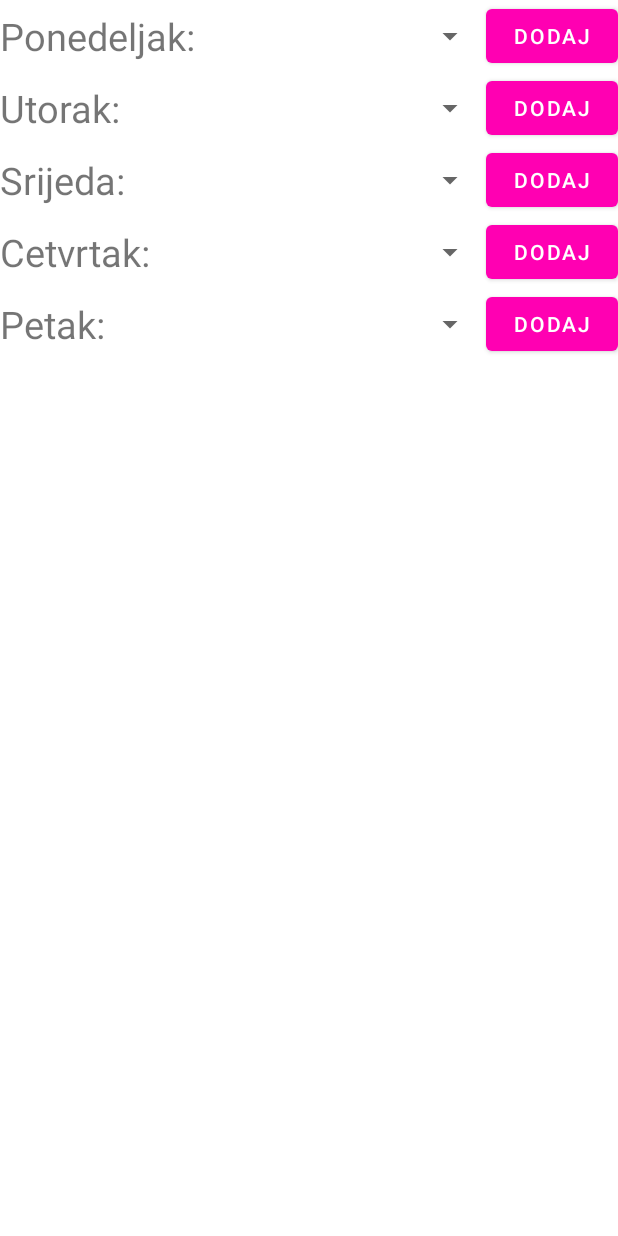
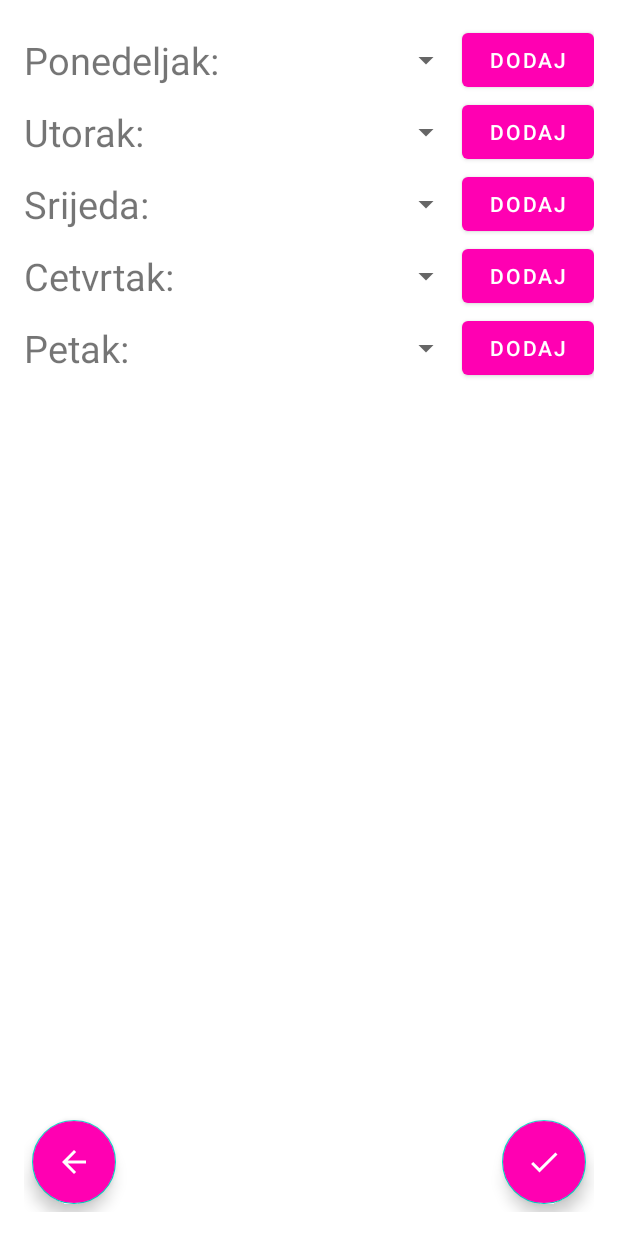
Before and after one commit to FarisRizvanovic/Timetable, an Android app: the fragment EditDaysFragmentFragment shown on its own in the app's theme, on a phone screen of 412 x 824 dp. Run offline under Robolectric (Android 15) with nearby library versions, the phone set to English and light mode, and no system bars.

Commit message:
Delete button for items and EditFragment navigation

```diff
--- a/app/src/main/java/com/faris/timetable/MainActivity.kt
+++ b/app/src/main/java/com/faris/timetable/MainActivity.kt
@@ -35,7 +35,8 @@ class MainActivity : AppCompatActivity() {
 
     override fun onOptionsItemSelected(item: MenuItem): Boolean {
         val navController = findNavController(R.id.nav_host_fragment)
-        return item.onNavDestinationSelected(navController)|| super.onOptionsItemSelected(item)
+        navController.navigate(R.id.action_timeTableFragment_to_editFragment)
+        return super.onOptionsItemSelected(item)
     }
 
     fun hideActionBar(){
--- a/app/src/main/java/com/faris/timetable/database/SubjectDao.kt
+++ b/app/src/main/java/com/faris/timetable/database/SubjectDao.kt
@@ -15,7 +15,7 @@ interface SubjectDao {
     suspend fun updateSubject(subjectWithDay: SubjectWithDay)
 
     @Delete
-    suspend fun deleteSubject(subjectWithDay: SubjectWithDay)
+    suspend fun deleteSubjectWithDay(subjectWithDay: SubjectWithDay)
 
     @Query("SELECT * FROM subject_table WHERE day_id = :todayId")
     fun findTodaySubjects(todayId: Int): LiveData<List<SubjectWithDay>>
@@ -29,4 +29,7 @@ interface SubjectDao {
 
     @Query("SELECT * FROM all_subjects_table")
     fun getAllSubjects() : LiveData<List<Subject>>
+
+    @Query("SELECT * FROM all_subjects_table WHERE subjectId = :subjectId")
+    fun getSubject(subjectId : Long): LiveData<Subject>
 }
--- a/app/src/main/java/com/faris/timetable/fragments/DayOfTheWeekSubjectsFragment.kt
+++ b/app/src/main/java/com/faris/timetable/fragments/DayOfTheWeekSubjectsFragment.kt
@@ -23,7 +23,7 @@ class DayOfTheWeekSubjectsFragment(val dayId : Int) : Fragment() {
         inflater: LayoutInflater, container: ViewGroup?,
         savedInstanceState: Bundle?
     ): View? {
-        _binding = FragmentDayOfTheWeekSubjectsBinding.inflate(layoutInflater, container, false)
+        _binding = FragmentDayOfTheWeekSubjectsBinding.inflate(inflater, container, false)
         val view = binding.root
 
         val application = requireNotNull(this.activity).application
--- a/app/src/main/java/com/faris/timetable/fragments/EditDaysFragmentFragment.kt
+++ b/app/src/main/java/com/faris/timetable/fragments/EditDaysFragmentFragment.kt
@@ -5,16 +5,39 @@ import androidx.fragment.app.Fragment
 import android.view.LayoutInflater
 import android.view.View
 import android.view.ViewGroup
+import androidx.navigation.findNavController
 import com.faris.timetable.R
+import com.faris.timetable.databinding.FragmentEditDaysFragmentBinding
 
 class EditDaysFragmentFragment : Fragment() {
+    private var _binding : FragmentEditDaysFragmentBinding? = null
+    private val binding get() = _binding!!
 
     override fun onCreateView(
         inflater: LayoutInflater, container: ViewGroup?,
         savedInstanceState: Bundle?
     ): View? {
-        // Inflate the layout for this fragment
-        return inflater.inflate(R.layout.fragment_edit_days_fragment, container, false)
+        _binding = FragmentEditDaysFragmentBinding.inflate(inflater, container, false)
+        val view = binding.root
+
+
+        binding.fabLeft.setOnClickListener {
+            view.findNavController()
+                .navigate(R.id.action_editDaysFragmentFragment_to_editFragment)
+        }
+
+        binding.fabRight.setOnClickListener {
+            view.findNavController()
+                .navigate(R.id.action_editDaysFragmentFragment_to_timeTableFragment)
+        }
+
+
+        return view
+    }
+
+    override fun onDestroyView() {
+        super.onDestroyView()
+        _binding = null
     }
 
 }
--- a/app/src/main/java/com/faris/timetable/fragments/HomeFragment.kt
+++ b/app/src/main/java/com/faris/timetable/fragments/HomeFragment.kt
@@ -24,7 +24,7 @@ class HomeFragment : Fragment() {
         inflater: LayoutInflater, container: ViewGroup?,
         savedInstanceState: Bundle?
     ): View? {
-        _binding = FragmentHomeBinding.inflate(layoutInflater, container, false)
+        _binding = FragmentHomeBinding.inflate(inflater, container, false)
         val view = binding.root
 
         (activity as MainActivity).hideActionBar()
@@ -42,8 +42,6 @@ class HomeFragment : Fragment() {
 
         val adapter = HomeItemAdapter()
         binding.homeRecView.adapter = adapter
-
-
 
         viewModel.todaySubjects.observe(viewLifecycleOwner, Observer {
             it.let {
--- a/app/src/main/java/com/faris/timetable/fragments/NotesFragment.kt
+++ b/app/src/main/java/com/faris/timetable/fragments/NotesFragment.kt
@@ -20,7 +20,7 @@ class NotesFragment : Fragment() {
         inflater: LayoutInflater, container: ViewGroup?,
         savedInstanceState: Bundle?
     ): View? {
-        _binding = FragmentNotesBinding.inflate(layoutInflater, container, false)
+        _binding = FragmentNotesBinding.inflate(inflater, container, false)
         val view = binding.root
 
         val application = requireNotNull(this.activity).application
--- a/app/src/main/java/com/faris/timetable/fragments/TimeTableFragment.kt
+++ b/app/src/main/java/com/faris/timetable/fragments/TimeTableFragment.kt
@@ -22,7 +22,7 @@ class TimeTableFragment : Fragment() {
         inflater: LayoutInflater, container: ViewGroup?,
         savedInstanceState: Bundle?
     ): View? {
-        _binding = FragmentTimeTableBinding.inflate(layoutInflater, container, false)
+        _binding = FragmentTimeTableBinding.inflate(inflater, container, false)
         val view = binding.root
 
         val tabLayout = binding.tabLayout
--- /dev/null
+++ b/app/src/main/res/drawable/ic_done.xml
@@ -0,0 +1,5 @@
+<vector android:height="24dp" android:tint="#FFFFFF"
+    android:viewportHeight="24" android:viewportWidth="24"
+    android:width="24dp" xmlns:android="http://schemas.android.com/apk/res/android">
+    <path android:fillColor="@android:color/white" android:pathData="M9,16.2L4.8,12l-1.4,1.4L9,19 21,7l-1.4,-1.4L9,16.2z"/>
+</vector>
--- /dev/null
+++ b/app/src/main/res/drawable/ic_left_arrow.xml
@@ -0,0 +1,5 @@
+<vector android:autoMirrored="true" android:height="24dp"
+    android:tint="#FFFFFF" android:viewportHeight="24"
+    android:viewportWidth="24" android:width="24dp" xmlns:android="http://schemas.android.com/apk/res/android">
+    <path android:fillColor="@android:color/white" android:pathData="M20,11H7.83l5.59,-5.59L12,4l-8,8 8,8 1.41,-1.41L7.83,13H20v-2z"/>
+</vector>
--- a/app/src/main/res/layout/fragment_edit_days_fragment.xml
+++ b/app/src/main/res/layout/fragment_edit_days_fragment.xml
@@ -1,132 +1,173 @@
 <?xml version="1.0" encoding="utf-8"?>
-<LinearLayout
-    xmlns:android="http://schemas.android.com/apk/res/android"
+<LinearLayout xmlns:android="http://schemas.android.com/apk/res/android"
+    xmlns:app="http://schemas.android.com/apk/res-auto"
     xmlns:tools="http://schemas.android.com/tools"
     android:layout_width="match_parent"
     android:layout_height="match_parent"
     android:orientation="vertical"
+    android:layout_margin="16dp"
     tools:context=".fragments.EditDaysFragmentFragment">
+
+    <ScrollView
+        android:layout_width="match_parent"
+        android:layout_height="0dp"
+        android:layout_weight="1">
 
         <LinearLayout
             android:layout_width="match_parent"
-        android:orientation="horizontal"
+            android:layout_height="wrap_content"
+            android:orientation="vertical">
+
+            <LinearLayout
+                android:layout_width="match_parent"
+                android:layout_height="wrap_content"
                 android:gravity="center_vertical"
-        android:layout_height="wrap_content">
+                android:orientation="horizontal">
 
                 <TextView
                     android:layout_width="0dp"
                     android:layout_height="wrap_content"
                     android:layout_weight="1"
-            android:textSize="25sp"
-            android:text="Ponedeljak:"/>
+                    android:text="@string/ponedeljak"
+                    android:textSize="25sp" />
 
                 <Spinner
                     android:layout_width="wrap_content"
-            android:layout_height="wrap_content"/>
+                    android:layout_height="wrap_content" />
 
                 <Button
                     android:layout_width="wrap_content"
                     android:layout_height="wrap_content"
-            android:text="Dodaj"/>
+                    android:text="@string/dodaj" />
 
             </LinearLayout>
 
             <LinearLayout
                 android:layout_width="match_parent"
-        android:orientation="horizontal"
+                android:layout_height="wrap_content"
                 android:gravity="center_vertical"
-        android:layout_height="wrap_content">
+                android:orientation="horizontal">
 
                 <TextView
                     android:layout_width="0dp"
                     android:layout_height="wrap_content"
                     android:layout_weight="1"
-            android:textSize="25sp"
-            android:text="Utorak:"/>
+                    android:text="@string/utorak"
+                    android:textSize="25sp" />
 
                 <Spinner
                     android:layout_width="wrap_content"
-            android:layout_height="wrap_content"/>
+                    android:layout_height="wrap_content" />
 
                 <Button
                     android:layout_width="wrap_content"
                     android:layout_height="wrap_content"
-            android:text="Dodaj"/>
+                    android:text="@string/dodaj" />
 
             </LinearLayout>
 
             <LinearLayout
                 android:layout_width="match_parent"
-        android:orientation="horizontal"
+                android:layout_height="wrap_content"
                 android:gravity="center_vertical"
-        android:layout_height="wrap_content">
+                android:orientation="horizontal">
 
                 <TextView
                     android:layout_width="0dp"
                     android:layout_height="wrap_content"
                     android:layout_weight="1"
-            android:textSize="25sp"
-            android:text="Srijeda:"/>
+                    android:text="@string/srijeda"
+                    android:textSize="25sp" />
 
                 <Spinner
                     android:layout_width="wrap_content"
-            android:layout_height="wrap_content"/>
+                    android:layout_height="wrap_content" />
 
                 <Button
                     android:layout_width="wrap_content"
                     android:layout_height="wrap_content"
-            android:text="Dodaj"/>
+                    android:text="@string/dodaj" />
 
             </LinearLayout>
 
             <LinearLayout
                 android:layout_width="match_parent"
-        android:orientation="horizontal"
+                android:layout_height="wrap_content"
                 android:gravity="center_vertical"
-        android:layout_height="wrap_content">
+                android:orientation="horizontal">
 
                 <TextView
                     android:layout_width="0dp"
                     android:layout_height="wrap_content"
                     android:layout_weight="1"
-            android:textSize="25sp"
-            android:text="Cetvrtak:"/>
+                    android:text="@string/cetvrtak"
+                    android:textSize="25sp" />
 
                 <Spinner
                     android:layout_width="wrap_content"
-            android:layout_height="wrap_content"/>
+                    android:layout_height="wrap_content" />
 
                 <Button
                     android:layout_width="wrap_content"
                     android:layout_height="wrap_content"
-            android:text="Dodaj"/>
+                    android:text="@string/dodaj" />
 
             </LinearLayout>
 
             <LinearLayout
                 android:layout_width="match_parent"
-        android:orientation="horizontal"
+                android:layout_height="wrap_content"
                 android:gravity="center_vertical"
-        android:layout_height="wrap_content">
+                android:orientation="horizontal">
 
                 <TextView
                     android:layout_width="0dp"
                     android:layout_height="wrap_content"
                     android:layout_weight="1"
-            android:textSize="25sp"
-            android:text="Petak:"/>
+                    android:text="@string/petak"
+                    android:textSize="25sp" />
 
                 <Spinner
                     android:layout_width="wrap_content"
-            android:layout_height="wrap_content"/>
+                    android:layout_height="wrap_content" />
 
                 <Button
                     android:layout_width="wrap_content"
                     android:layout_height="wrap_content"
-            android:text="Dodaj"/>
+                    android:text="@string/dodaj" />
 
             </LinearLayout>
+        </LinearLayout>
+    </ScrollView>
+
+    <RelativeLayout
+        android:layout_width="match_parent"
+        android:layout_height="wrap_content">
+
+        <com.google.android.material.floatingactionbutton.FloatingActionButton
+            android:id="@+id/fab_left"
+            android:layout_width="wrap_content"
+            android:layout_height="wrap_content"
+            android:layout_alignParentStart="true"
+            android:layout_margin="5dp"
+            android:backgroundTint="@color/purple_500"
+            android:src="@drawable/ic_left_arrow"
+            app:tint="@color/white"
+            android:contentDescription="@string/go_back" />
 
 
+        <com.google.android.material.floatingactionbutton.FloatingActionButton
+            android:id="@+id/fab_right"
+            android:layout_width="wrap_content"
+            android:layout_height="wrap_content"
+            android:layout_alignParentEnd="true"
+            android:layout_margin="5dp"
+            android:backgroundTint="@color/purple_500"
+            android:src="@drawable/ic_done"
+            app:tint="@color/white"
+            android:contentDescription="@string/finish"
+            tools:ignore="RelativeOverlap" />
+
+    </RelativeLayout>
 
 </LinearLayout>
--- a/app/src/main/res/values/colors.xml
+++ b/app/src/main/res/values/colors.xml
@@ -11,4 +11,5 @@
     <color name="teal_700">#FF018786</color>
     <color name="black">#FF000000</color>
     <color name="white">#FFFFFFFF</color>
+    <color name="transparent">#00FFFFFF</color>
 </resources>
--- a/app/src/main/res/values/strings.xml
+++ b/app/src/main/res/values/strings.xml
@@ -1,13 +1,22 @@
 <resources>
     <string name="app_name">Raspored Casova</string>
-    <!-- TODO: Remove or change this placeholder text -->
-    <string name="hello_blank_fragment">Hello blank fragment</string>
+
     <string name="days">Dani</string>
     <string name="subjects">Predmeti</string>
     <string name="subject">Predmet</string>
     <string name="edit_subjects">Edit Subjects</string>
-    <string name="edit_subject_name">Unesite ime predmeta...</string>
+    <string name="edit_subject_name">Unesite ime predmeta…</string>
     <string name="edit_button_add">Dodaj</string>
     <string name="no_subject_name">Molimo unesite ime predmeta!</string>
     <string name="predmeti">Predmeti:</string>
+    <string name="ponedeljak">Ponedeljak:</string>
+    <string name="dodaj">Dodaj</string>
+    <string name="utorak">Utorak:</string>
+    <string name="srijeda">Srijeda:</string>
+    <string name="cetvrtak">Cetvrtak:</string>
+    <string name="petak">Petak:</string>
+    <string name="go_back">Go back</string>
+    <string name="finish">Finish</string>
+    <string name="next">Next</string>
+    <string name="delete">Delete</string>
 </resources>
```
Also changed, not shown: app/src/main/java/com/faris/timetable/adapters/EditItemAdapter.kt (added, +51 -0 lines), app/src/main/java/com/faris/timetable/fragments/EditFragment.kt (+18 -6 lines), app/src/main/java/com/faris/timetable/util/EditSubjectDiffItemCallback.kt (added, +15 -0 lines), app/src/main/java/com/faris/timetable/viewmodel/EditViewModel.kt (+11 -1 lines), app/src/main/res/layout/fragment_edit.xml (+6 -3 lines), app/src/main/res/layout/fragment_time_table.xml (+3 -9 lines), app/src/main/res/layout/item_subject_with_delete.xml (+17 -4 lines), app/src/main/res/navigation/nav_graph.xml (+27 -2 lines). Lines whose indentation alone changed are shown as unchanged.
